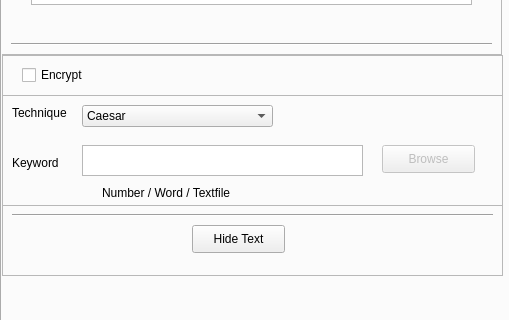
Before: the Qt Designer form difftests.ui in HAW-AI/Steganography, drawn with Qt 5; both pictures show x 0 to 509 and y 298 to 618 of the 509 by 741 pixel window.
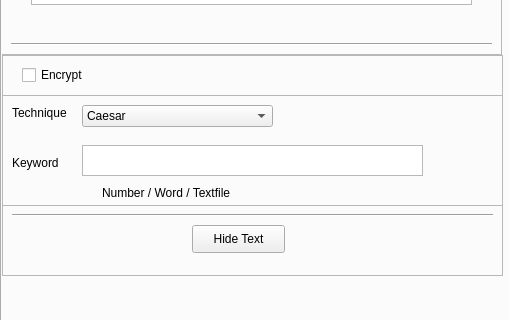
After: the same form once the commit is applied.

Commit message: gui-luecken ausgebessert

```diff
--- a/difftests.ui
+++ b/difftests.ui
@@ -360,28 +360,12 @@
         </property>
        </item>
       </widget>
-      <widget class="QPushButton" name="keyBrowseButton">
-       <property name="enabled">
-        <bool>false</bool>
-       </property>
-       <property name="geometry">
-        <rect>
-         <x>380</x>
-         <y>50</y>
-         <width>93</width>
-         <height>28</height>
-        </rect>
-       </property>
-       <property name="text">
-        <string>Browse</string>
-       </property>
-      </widget>
       <widget class="QTextEdit" name="keyTextField">
        <property name="geometry">
         <rect>
          <x>80</x>
          <y>50</y>
-         <width>281</width>
+         <width>341</width>
          <height>31</height>
         </rect>
        </property>
```
The commit also changes 1 other file.
